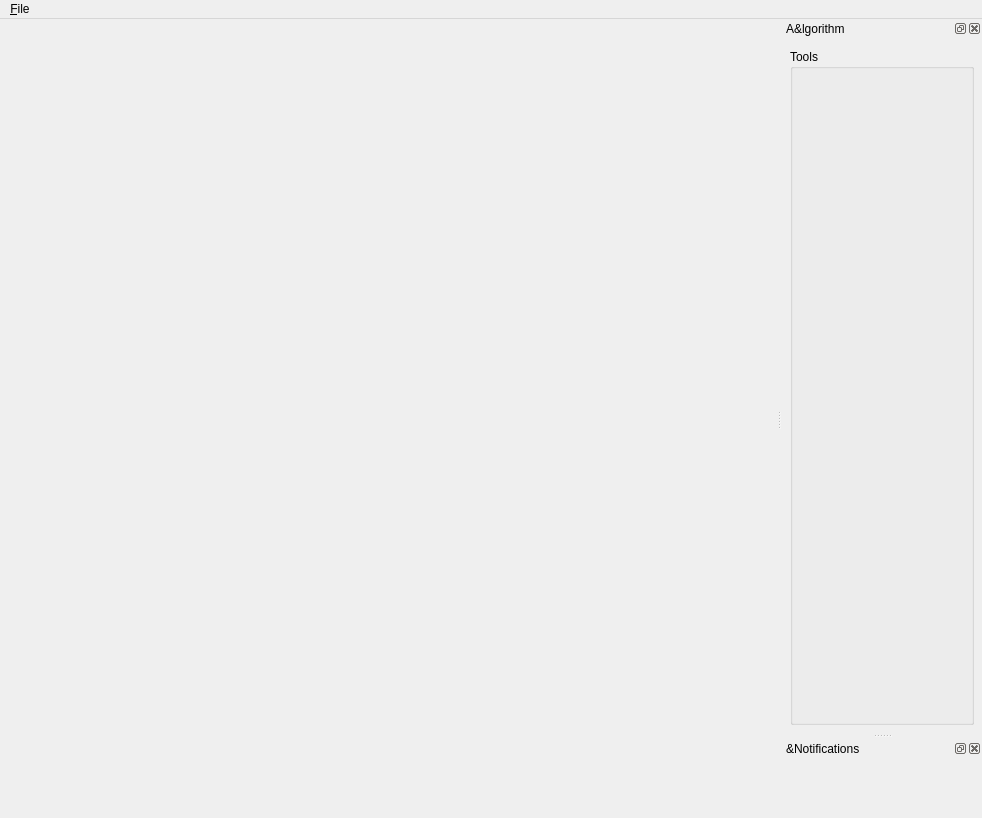
Before: the Qt Designer form biotracker/src/MainWindow.ui in BioroboticsLab/biotracker_gui, drawn with Qt 5.
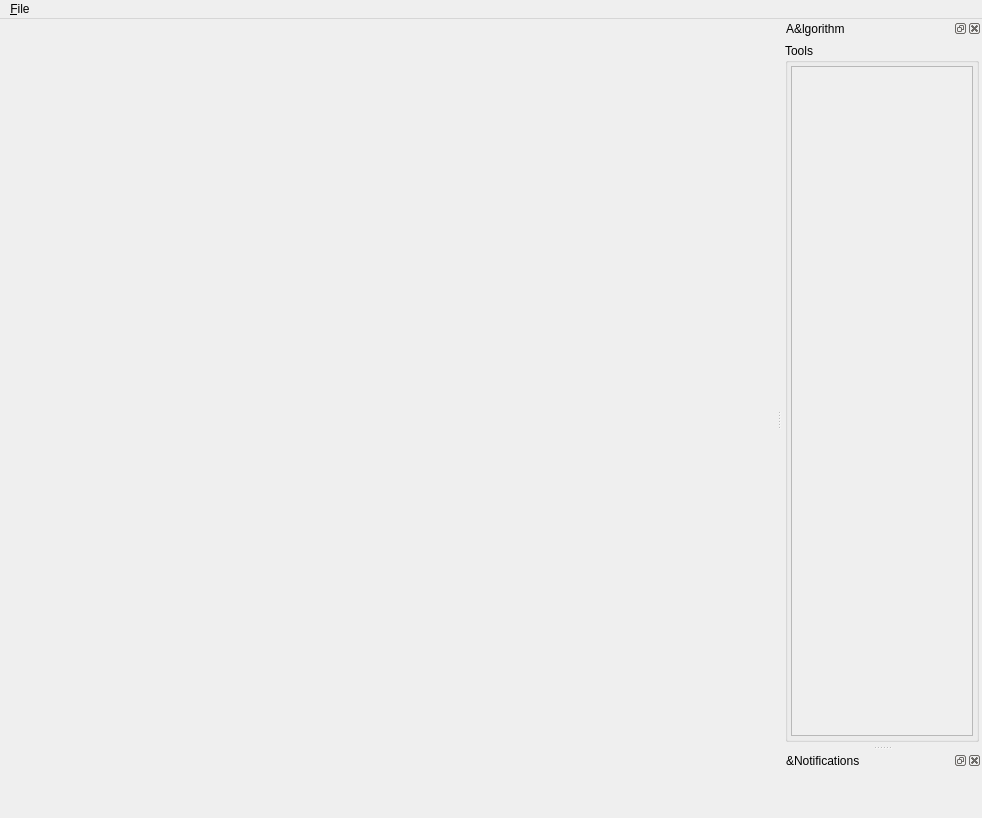
After: the same form once the commit is applied.

Commit message: Embed TrackingAlgorithm Tool Widget in QScrollArea

```diff
--- a/biotracker/src/MainWindow.ui
+++ b/biotracker/src/MainWindow.ui
@@ -180,7 +180,7 @@
    <property name="minimumSize">
     <size>
      <width>200</width>
-     <height>172</height>
+     <height>207</height>
     </size>
    </property>
    <property name="sizeIncrement">
@@ -210,19 +210,19 @@
     </property>
     <layout class="QVBoxLayout" name="verticalLayout_3">
      <property name="spacing">
-      <number>3</number>
+      <number>2</number>
      </property>
      <property name="leftMargin">
-      <number>8</number>
+      <number>3</number>
      </property>
      <property name="topMargin">
-      <number>8</number>
+      <number>3</number>
      </property>
      <property name="rightMargin">
-      <number>8</number>
+      <number>3</number>
      </property>
      <property name="bottomMargin">
-      <number>8</number>
+      <number>3</number>
      </property>
      <item>
       <widget class="QWidget" name="widget_alg" native="true">
@@ -237,7 +237,7 @@
      <item>
       <widget class="QGroupBox" name="groupBox_tools">
        <property name="sizePolicy">
-        <sizepolicy hsizetype="Preferred" vsizetype="Expanding">
+        <sizepolicy hsizetype="MinimumExpanding" vsizetype="Expanding">
          <horstretch>0</horstretch>
          <verstretch>0</verstretch>
         </sizepolicy>
@@ -245,6 +245,67 @@
        <property name="title">
         <string>Tools</string>
        </property>
+       <property name="flat">
+        <bool>false</bool>
+       </property>
+       <layout class="QVBoxLayout" name="verticalLayout_4">
+        <property name="spacing">
+         <number>3</number>
+        </property>
+        <property name="leftMargin">
+         <number>3</number>
+        </property>
+        <property name="topMargin">
+         <number>3</number>
+        </property>
+        <property name="rightMargin">
+         <number>3</number>
+        </property>
+        <property name="bottomMargin">
+         <number>3</number>
+        </property>
+        <item>
+         <widget class="QScrollArea" name="scrollArea">
+          <property name="sizePolicy">
+           <sizepolicy hsizetype="MinimumExpanding" vsizetype="Expanding">
+            <horstretch>0</horstretch>
+            <verstretch>0</verstretch>
+           </sizepolicy>
+          </property>
+          <property name="frameShadow">
+           <enum>QFrame::Plain</enum>
+          </property>
+          <property name="lineWidth">
+           <number>0</number>
+          </property>
+          <property name="verticalScrollBarPolicy">
+           <enum>Qt::ScrollBarAsNeeded</enum>
+          </property>
+          <property name="horizontalScrollBarPolicy">
+           <enum>Qt::ScrollBarAlwaysOff</enum>
+          </property>
+          <property name="widgetResizable">
+           <bool>true</bool>
+          </property>
+          <widget class="QWidget" name="groupBoxContents">
+           <property name="geometry">
+            <rect>
+             <x>0</x>
+             <y>0</y>
+             <width>176</width>
+             <height>525</height>
+            </rect>
+           </property>
+           <property name="sizePolicy">
+            <sizepolicy hsizetype="MinimumExpanding" vsizetype="Expanding">
+             <horstretch>0</horstretch>
+             <verstretch>0</verstretch>
+            </sizepolicy>
+           </property>
+          </widget>
+         </widget>
+        </item>
+       </layout>
       </widget>
      </item>
     </layout>
```
The commit also changes 4 other files.
